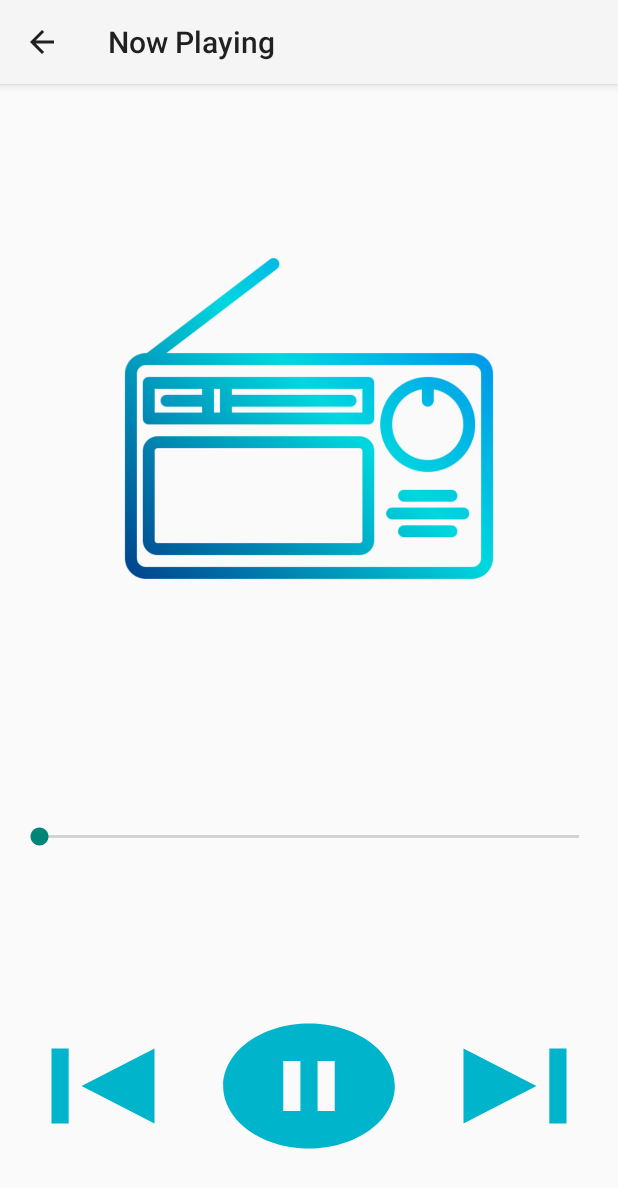
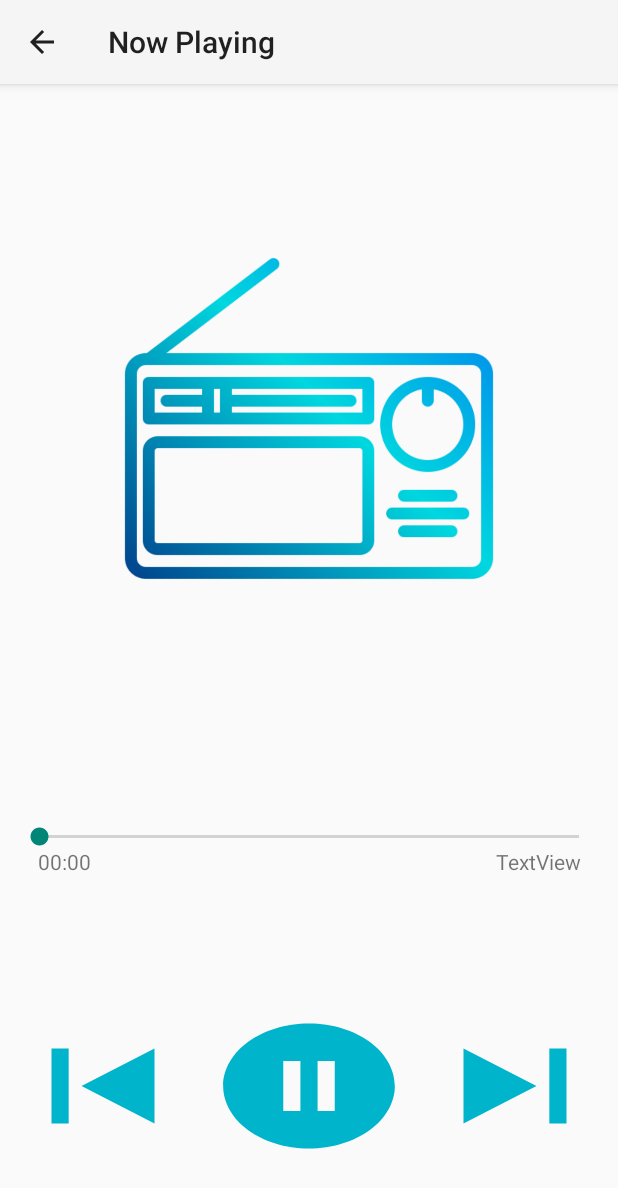
Before and after one commit to VaibhavShanbhag/Sangeet-App, an Android app: the NowPlaying screen opened directly, with no data from a screen before it, on a phone screen of 412 x 824 dp. Shown: the top 1188 px of the screen. Run offline under Robolectric (Android 15) with nearby library versions, the phone set to English and light mode, and no system bars; 5 statements that could not run were skipped.

Commit message:
Added seekbar max and min music duration in java file

```diff
--- a/app/src/main/java/com/example/sangeet/NowPlaying.java
+++ b/app/src/main/java/com/example/sangeet/NowPlaying.java
@@ -23,7 +23,7 @@ public class NowPlaying extends AppCompatActivity {
         updateSeek.interrupt();
     }
 
-    private TextView textView;
+    private TextView textView, start, end;
     private Button prev, play, next;
     private SeekBar seekBar;
     private ArrayList<File> songs;
@@ -41,6 +41,8 @@ public class NowPlaying extends AppCompatActivity {
         play = findViewById(R.id.play);
         next = findViewById(R.id.next);
         seekBar = findViewById(R.id.seekBar);
+        start = findViewById(R.id.start);
+        end = findViewById(R.id.end);
 
         Intent intent = getIntent();
         Bundle bundle = intent.getExtras();
@@ -53,6 +55,8 @@ public class NowPlaying extends AppCompatActivity {
         mediaPlayer = MediaPlayer.create(this,uri);
         mediaPlayer.start();
         seekBar.setMax(mediaPlayer.getDuration());
+        start.setText("00:00");
+        end.setText(String.valueOf(mediaPlayer.getDuration()));
 
 
         seekBar.setOnSeekBarChangeListener(new SeekBar.OnSeekBarChangeListener() {
@@ -80,6 +84,7 @@ public class NowPlaying extends AppCompatActivity {
                     while(currPos < mediaPlayer.getDuration())
                     {
                         currPos = mediaPlayer.getCurrentPosition();
+                        start.setText(String.valueOf(currPos));
                         seekBar.setProgress(currPos);
                         sleep(800);
                     }
@@ -130,6 +135,7 @@ public class NowPlaying extends AppCompatActivity {
                 Uri uri = Uri.parse(songs.get(position).toString());
                 mediaPlayer = MediaPlayer.create(getApplicationContext(),uri);
                 mediaPlayer.start();
+                end.setText(String.valueOf(mediaPlayer.getDuration()));
                 play.setBackgroundResource(R.drawable.play);
                 seekBar.setMax(mediaPlayer.getDuration());
                 songText = songs.get(position).getName();
@@ -157,6 +163,7 @@ public class NowPlaying extends AppCompatActivity {
                 Uri uri = Uri.parse(songs.get(position).toString());
                 mediaPlayer = MediaPlayer.create(getApplicationContext(),uri);
                 mediaPlayer.start();
+                end.setText(String.valueOf(mediaPlayer.getDuration()));
                 play.setBackgroundResource(R.drawable.play);
                 seekBar.setMax(mediaPlayer.getDuration());
                 songText = songs.get(position).getName();
--- a/app/src/main/res/layout/activity_now_playing.xml
+++ b/app/src/main/res/layout/activity_now_playing.xml
@@ -21,12 +21,12 @@
         android:layout_width="wrap_content"
         android:layout_height="wrap_content"
         android:layout_marginTop="45dp"
-        android:text="TextView"
+        android:ellipsize="marquee"
+        android:fadingEdge="horizontal"
         android:marqueeRepeatLimit="marquee_forever"
-        android:ellipsize="marquee"
         android:scrollHorizontally="true"
         android:singleLine="true"
-        android:fadingEdge="horizontal"
+        android:text="TextView"
         android:textSize="23sp"
         android:textStyle="bold"
         app:layout_constraintEnd_toEndOf="parent"
@@ -85,4 +85,33 @@
             tools:ignore="SpeakableTextPresentCheck" />
     </LinearLayout>
 
+    <LinearLayout
+        android:layout_width="0dp"
+        android:layout_height="wrap_content"
+        android:layout_marginTop="16dp"
+        android:orientation="horizontal"
+        app:layout_constraintEnd_toEndOf="parent"
+        app:layout_constraintStart_toStartOf="parent"
+        app:layout_constraintTop_toTopOf="@+id/seekBar">
+
+        <TextView
+            android:id="@+id/start"
+            android:layout_width="17dp"
+            android:layout_height="match_parent"
+            android:layout_marginStart="25dp"
+            android:layout_marginLeft="25dp"
+            android:layout_weight="1"
+            android:text="TextView" />
+
+        <TextView
+            android:id="@+id/end"
+            android:layout_width="wrap_content"
+            android:layout_height="wrap_content"
+            android:layout_marginEnd="25dp"
+            android:layout_marginRight="25dp"
+            android:layout_weight="1"
+            android:gravity="center_vertical|end"
+            android:text="TextView" />
+    </LinearLayout>
+
 </androidx.constraintlayout.widget.ConstraintLayout>
```
